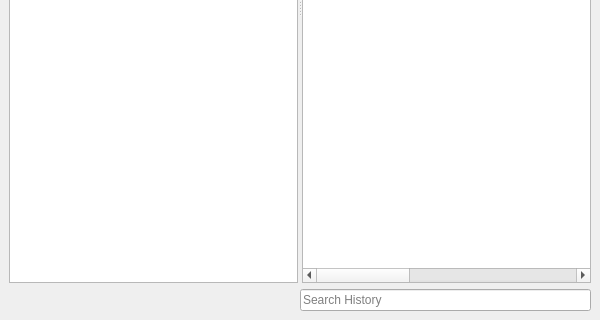
First picture: the form in 2.x/UI/dooble_history_window.ui, repository textbrowser/dooble, before the edit; both pictures show x 0 to 600 and y 280 to 600 of the 600 by 600 pixel window.
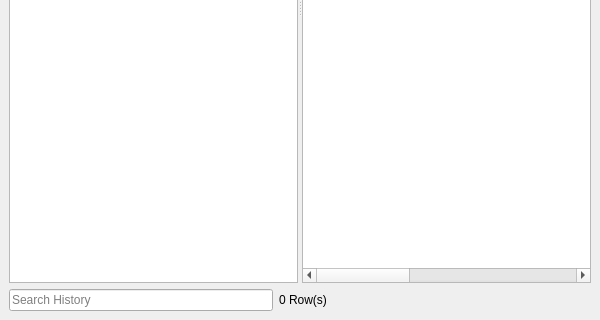
Second picture: the form after the edit. Icons and pictures are not drawn. Custom widgets are drawn as their Qt base class.

Commit message: Cute labels.

Diff of the .ui file:
```diff
--- a/2.x/UI/dooble_history_window.ui
+++ b/2.x/UI/dooble_history_window.ui
@@ -110,6 +110,29 @@
     </item>
     <item>
      <layout class="QHBoxLayout" name="horizontalLayout">
+      <item>
+       <widget class="dooble_search_widget" name="search">
+        <property name="placeholderText">
+         <string>Search History</string>
+        </property>
+        <property name="clearButtonEnabled">
+         <bool>true</bool>
+        </property>
+       </widget>
+      </item>
+      <item>
+       <widget class="QLabel" name="entries">
+        <property name="sizePolicy">
+         <sizepolicy hsizetype="Preferred" vsizetype="Maximum">
+          <horstretch>0</horstretch>
+          <verstretch>0</verstretch>
+         </sizepolicy>
+        </property>
+        <property name="text">
+         <string>0 Row(s)</string>
+        </property>
+       </widget>
+      </item>
       <item>
        <spacer name="horizontalSpacer">
         <property name="orientation">
@@ -123,16 +146,6 @@
         </property>
        </spacer>
       </item>
-      <item>
-       <widget class="dooble_search_widget" name="search">
-        <property name="placeholderText">
-         <string>Search History</string>
-        </property>
-        <property name="clearButtonEnabled">
-         <bool>true</bool>
-        </property>
-       </widget>
-      </item>
      </layout>
     </item>
    </layout>
```
Left out of the diff: 3 changed lines with no effect on the pictures. The commit also changes 3 other files.
